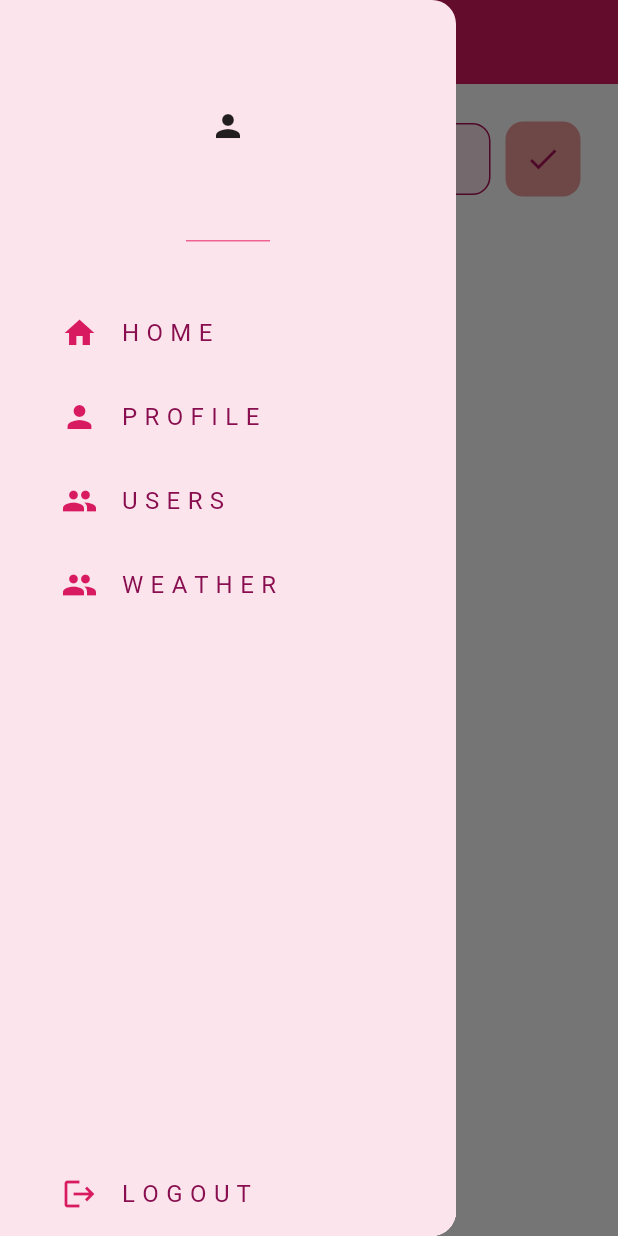
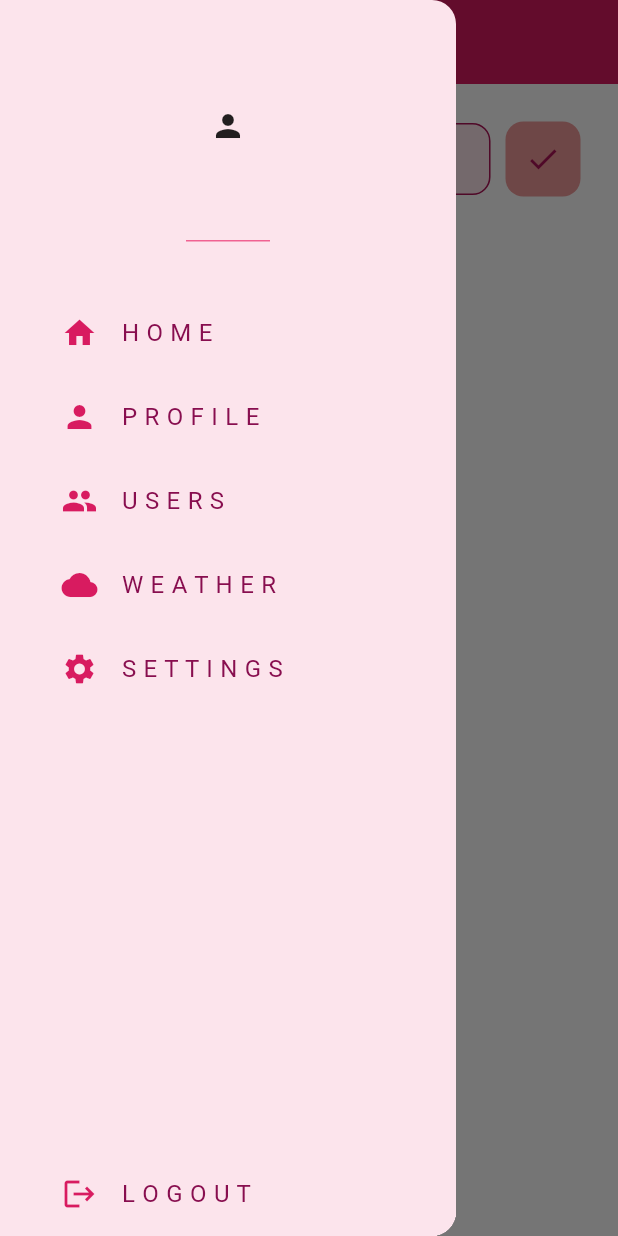
Before and after one commit to Sandeepa200/minimal_social_media_app, a Flutter app: the screen it shows once a user with an empty profile is signed in, with the side drawer open, on a phone screen of 412 x 824 dp. Run offline on Flutter 3.47's test engine with Material 3 defaults, Android fonts, the phone set to English and light mode, and no system bars; our stand-ins replace cloud_firestore, firebase_auth, firebase_core, geocoding, geolocator, lottie; accounts and stored records are empty.

```diff
--- a/lib/components/custom_drawer.dart
+++ b/lib/components/custom_drawer.dart
@@ -65,11 +65,22 @@ class CustomDrawer extends StatelessWidget {
             Padding(
               padding: const EdgeInsets.only(left: 25.0),
               child: ListTile(
-                leading: const Icon(Icons.group),
+                leading: const Icon(Icons.cloud),
                 title: const Text("W E A T H E R"),
                 onTap: () {
                   Navigator.pop(context);
                   Navigator.pushNamed(context, "/weather_screen");
+                },
+              ),
+            ),
+            Padding(
+              padding: const EdgeInsets.only(left: 25.0),
+              child: ListTile(
+                leading: const Icon(Icons.settings),
+                title: const Text("S E T T I N G S"),
+                onTap: () {
+                  Navigator.pop(context);
+                  Navigator.pushNamed(context, "/settings_screen");
                 },
               ),
             )
--- a/lib/main.dart
+++ b/lib/main.dart
@@ -5,6 +5,7 @@ import 'package:minimal_social_media_app/auth/login_or_register.dart';
 import 'package:minimal_social_media_app/firebase_options.dart';
 import 'package:minimal_social_media_app/screens/home_screen.dart';
 import 'package:minimal_social_media_app/screens/profile_screen.dart';
+import 'package:minimal_social_media_app/screens/settings_screen.dart';
 import 'package:minimal_social_media_app/screens/users_screen.dart';
 import 'package:minimal_social_media_app/screens/weather_screen.dart';
 import 'package:minimal_social_media_app/theme/dark_mode.dart';
@@ -32,6 +33,7 @@ class MyApp extends StatelessWidget {
         '/profile_screen': (context) => ProfileScreen(),
         '/users_screen': (context) => const UsersScreen(),
         '/weather_screen': (context) => const WeatherScreen(),
+        '/settings_screen': (context) => const SettingsScreen(),
       },
     );
   }
```
Also changed, not shown: lib/screens/chats_screen.dart (added, +14 -0 lines), lib/screens/settings_screen.dart (added, +15 -0 lines), lib/services/chat_service.dart (added, +21 -0 lines).
